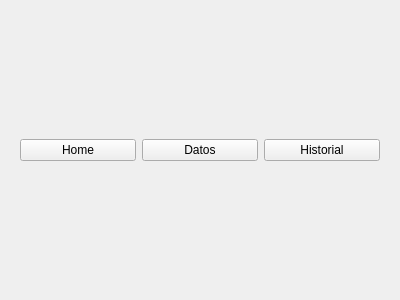
First picture: the form in Interfaz/botonesHead.ui, repository decinx1/Sistema-hidrop-nico-Monitoreado, before the edit.
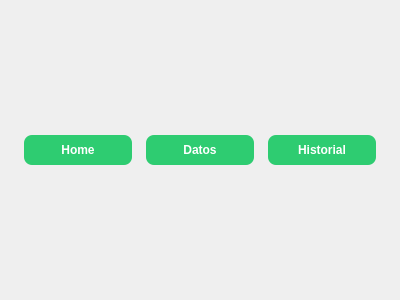
Second picture: the form after the edit.

Patch:
```diff
--- a/Interfaz/botonesHead.ui
+++ b/Interfaz/botonesHead.ui
@@ -25,6 +25,28 @@
         <property name="checkable">
          <bool>true</bool>
         </property>
+        <property name="styleSheet">
+         <string notr="true">
+          QPushButton {
+              background-color: #2ECC71; /* Verde vivo */
+              color: white;
+              border: none;
+              border-radius: 8px;
+              padding: 8px 16px;
+              font-weight: bold;
+              margin: 4px;
+          }
+          QPushButton:hover {
+              background-color: #27AE60; /* Verde un poco más oscuro */
+          }
+          QPushButton:pressed {
+              background-color: #229954; /* Verde aún más oscuro */
+          }
+          QPushButton:checked {
+              background-color: #1ABC9C; /* Turquesa para el botón seleccionado */
+          }
+         </string>
+        </property>
        </widget>
       </item>
       <item>
@@ -35,6 +57,28 @@
         <property name="checkable">
          <bool>true</bool>
         </property>
+        <property name="styleSheet">
+         <string notr="true">
+          QPushButton {
+              background-color: #2ECC71; /* Verde vivo */
+              color: white;
+              border: none;
+              border-radius: 8px;
+              padding: 8px 16px;
+              font-weight: bold;
+              margin: 4px;
+          }
+          QPushButton:hover {
+              background-color: #27AE60; /* Verde un poco más oscuro */
+          }
+          QPushButton:pressed {
+              background-color: #229954; /* Verde aún más oscuro */
+          }
+          QPushButton:checked {
+              background-color: #1ABC9C; /* Turquesa para el botón seleccionado */
+          }
+         </string>
+        </property>
        </widget>
       </item>
       <item>
@@ -45,6 +89,28 @@
         <property name="checkable">
          <bool>true</bool>
         </property>
+        <property name="styleSheet">
+         <string notr="true">
+          QPushButton {
+              background-color: #2ECC71; /* Verde vivo */
+              color: white;
+              border: none;
+              border-radius: 8px;
+              padding: 8px 16px;
+              font-weight: bold;
+              margin: 4px;
+          }
+          QPushButton:hover {
+              background-color: #27AE60; /* Verde un poco más oscuro */
+          }
+          QPushButton:pressed {
+              background-color: #229954; /* Verde aún más oscuro */
+          }
+          QPushButton:checked {
+              background-color: #1ABC9C; /* Turquesa para el botón seleccionado */
+          }
+         </string>
+        </property>
        </widget>
       </item>
      </layout>
```
